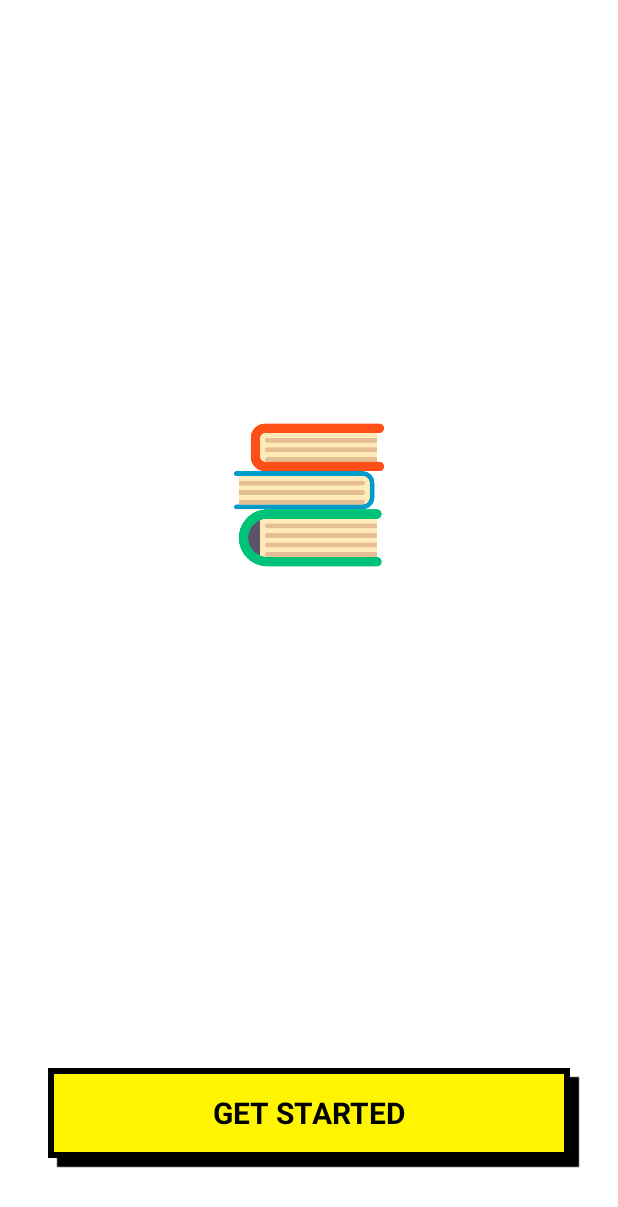
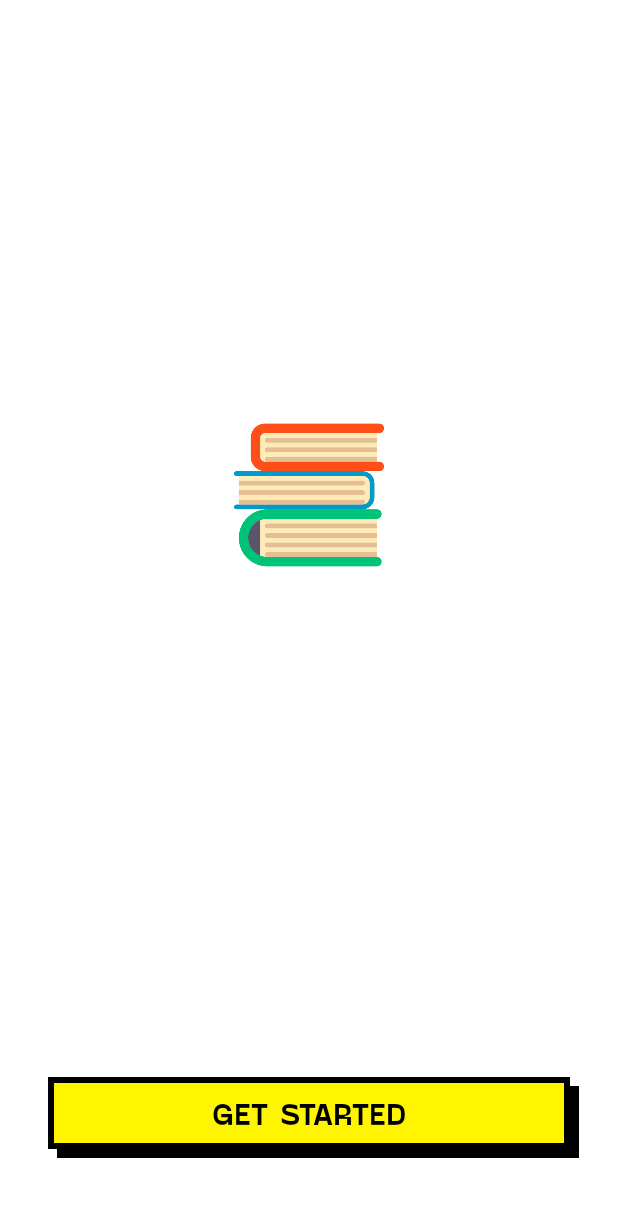
Before and after one commit to unaisulhadi/Archives, an Android app built with Jetpack Compose: the screen it shows after launch (MainActivity), on a phone screen of 412 x 824 dp. Shown: the top 1207 px of the screen. Run offline under Robolectric (Android 15) with nearby library versions, the phone set to English and light mode, and no system bars.

Commit message:
Brutal Box created, Updated Cmposeand Kotlin version

```diff
--- /dev/null
+++ b/app/src/main/java/com/hadi/archives/presentation/components/BrutalBox.kt
@@ -0,0 +1,92 @@
+package com.hadi.archives.presentation.components
+
+import androidx.compose.foundation.background
+import androidx.compose.foundation.border
+import androidx.compose.foundation.clickable
+import androidx.compose.foundation.layout.*
+import androidx.compose.material.Text
+import androidx.compose.runtime.Composable
+import androidx.compose.ui.Alignment
+import androidx.compose.ui.Modifier
+import androidx.compose.ui.draw.alpha
+import androidx.compose.ui.graphics.Color
+import androidx.compose.ui.tooling.preview.Preview
+import androidx.compose.ui.unit.Dp
+import androidx.compose.ui.unit.dp
+import com.hadi.archives.ui.theme.BrutalYellow
+
+@Composable
+fun BrutalBox(
+    modifier: Modifier = Modifier,
+    backgroundColor: Color = Color.Black,
+    borderWidth: Dp = 0.dp,
+    borderColor: Color = Color.Black,
+    shadowColor: Color = Color.Black,
+    shadowBorderWidth: Dp = 0.dp,
+    shadowBorderColor: Color = Color.Black,
+    shadowAlpha: Float = 1f,
+    blur: Dp = (0.0001f).dp,
+    offsetX: Dp = 6.dp,
+    offsetY: Dp = 6.dp,
+    contentAlignment: Alignment = Alignment.TopStart,
+    clickEnabled: Boolean = true,
+    onClick: () -> Unit = {},
+    content: @Composable () -> Unit
+) {
+    //Issue Fix: Brutal Box inside Rows and Columns
+    Box {
+        //Shadow Layer
+        Box(
+            modifier = modifier
+                .offset(
+                    x = offsetX,
+                    y = offsetY
+                )
+                .background(shadowColor)
+                .border(
+                    width = shadowBorderWidth,
+                    color = shadowBorderColor
+                )
+                .alpha(shadowAlpha)
+        ) {
+
+        }
+
+        //Content Layer
+        Box(
+            modifier = modifier
+                .background(backgroundColor)
+                .border(
+                    width = borderWidth,
+                    color = borderColor
+                )
+                .clickable(
+                    enabled = clickEnabled,
+                    onClick = onClick
+                ),
+            contentAlignment = contentAlignment
+        ) {
+            content()
+        }
+
+    }
+}
+
+@Preview(showBackground = true)
+@Composable
+fun BrutalBoxPreview() {
+    Column() {
+        BrutalBox(
+            modifier = Modifier
+                .width(200.dp)
+                .height(75.dp)
+                .padding(horizontal = 16.dp, vertical = 16.dp),
+            backgroundColor = BrutalYellow,
+            shadowColor = Color.Blue,
+            contentAlignment = Alignment.Center
+        ) {
+            Text(text = "Hello World")
+        }
+    }
+
+}
--- a/app/src/main/java/com/hadi/archives/presentation/screens/splash/SplashScreen.kt
+++ b/app/src/main/java/com/hadi/archives/presentation/screens/splash/SplashScreen.kt
@@ -22,6 +22,7 @@ import androidx.compose.ui.unit.dp
 import androidx.compose.ui.unit.sp
 import androidx.navigation.NavController
 import com.hadi.archives.R
+import com.hadi.archives.presentation.components.BrutalBox
 import com.hadi.archives.presentation.navigation.Screen
 import com.hadi.archives.ui.theme.BrutalYellow
 import com.hadi.archives.utils.advancedShadow
@@ -48,19 +49,6 @@ fun SplashScreen(
                 painter = painterResource(id = R.drawable.ic_books),
                 contentDescription = stringResource(R.string.archives_logo)
             )
-
-//            Text(
-//                text = "GET STARTED",
-//                style = MaterialTheme.typography.h4.copy(
-//                    color = Color.Black,
-//                    shadow = Shadow(
-//                        color = Color.Yellow,
-//                        offset = Offset(4f, 4f),
-//                        blurRadius = 0.01f
-//                    )
-//                ),
-//            )
-
         }
 
         Box(
@@ -70,7 +58,28 @@ fun SplashScreen(
             contentAlignment = Alignment.Center
         ) {
 
-            Row(
+            BrutalBox(
+                modifier = Modifier
+                    .fillMaxWidth()
+                    .height(80.dp)
+                    .padding(horizontal = 32.dp, vertical = 16.dp),
+                backgroundColor = BrutalYellow,
+                borderColor = Color.Black,
+                borderWidth = 4.dp,
+                onClick = {
+                    navController.navigate(Screen.Welcome.route)
+                },
+                contentAlignment = Alignment.Center
+            ) {
+                Text(
+                    text = "GET STARTED",
+                    style = MaterialTheme.typography.h6.copy(
+                        color = Color.Black
+                    ),
+                )
+            }
+
+            /*Row(
                 modifier = Modifier
                     .fillMaxWidth()
                     .height(60.dp)
@@ -104,7 +113,7 @@ fun SplashScreen(
                     ),
                 )
 
-            }
+            }*/
 
         }
 
--- a/app/src/main/java/com/hadi/archives/ui/theme/Type.kt
+++ b/app/src/main/java/com/hadi/archives/ui/theme/Type.kt
@@ -12,7 +12,7 @@ import com.hadi.archives.R
 private val GoshaSans = FontFamily(
     Font(
         resId = R.font.gosha_sans_bold,
-        weight = FontWeight.Bold,
+        weight = FontWeight.SemiBold,
         style = FontStyle.Normal
     ),
     Font(
@@ -26,25 +26,25 @@ val Typography = Typography(
 
     h3 = TextStyle(
         fontFamily = GoshaSans,
-        fontWeight = FontWeight.Normal,
+        fontWeight = FontWeight.SemiBold,
         fontSize = 44.sp,
     ),
 
     h4 = TextStyle(
         fontFamily = GoshaSans,
-        fontWeight = FontWeight.Normal,
+        fontWeight = FontWeight.SemiBold,
         fontSize = 28.sp,
     ),
 
     h5 = TextStyle(
         fontFamily = GoshaSans,
-        fontWeight = FontWeight.Normal,
+        fontWeight = FontWeight.SemiBold,
         fontSize = 24.sp,
     ),
 
     h6 = TextStyle(
         fontFamily = GoshaSans,
-        fontWeight = FontWeight.Normal,
+        fontWeight = FontWeight.SemiBold,
         fontSize = 20.sp,
     ),
 
--- a/build.gradle
+++ b/build.gradle
@@ -1,6 +1,6 @@
 buildscript {
     ext {
-        compose_version = '1.1.0-beta01'
+        compose_version = '1.2.0-alpha05'
         accompanist_version = '0.21.2-beta'
     }
     dependencies {
@@ -10,7 +10,7 @@ buildscript {
 plugins {
     id 'com.android.application' version '7.2.0' apply false
     id 'com.android.library' version '7.2.0' apply false
-    id 'org.jetbrains.kotlin.android' version '1.5.31' apply false
+    id 'org.jetbrains.kotlin.android' version '1.6.10' apply false
 }
 
 task clean(type: Delete) {
```
Also changed, not shown: app/src/main/java/com/hadi/archives/presentation/components/CustomBox.kt (added, +52 -0 lines), app/src/main/java/com/hadi/archives/presentation/screens/welcome/WelcomeScreen.kt (+24 -33 lines).
